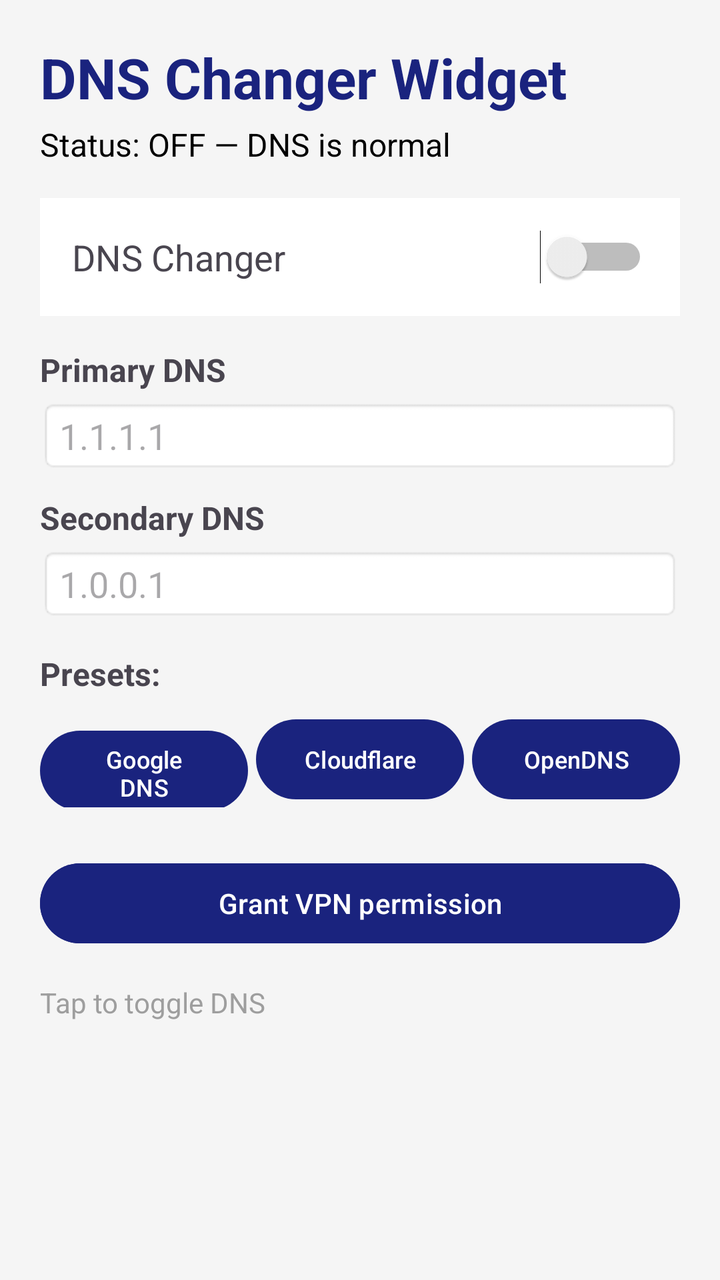
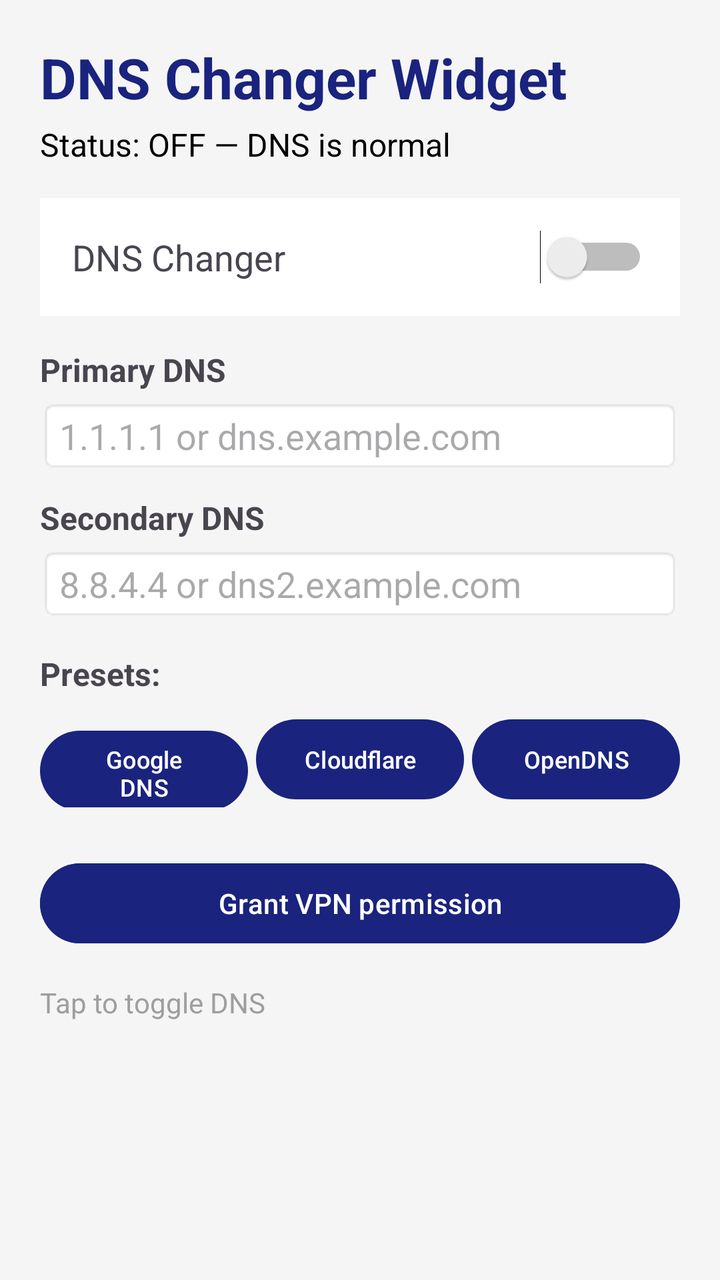

Compare the two renders of this Android layout. The source of the first and the diff that turns it into the second are given below.
<!-- AndroidManifest.xml: application theme Theme.DnsChanger -->
<!-- res/layout/activity_main.xml -->
<?xml version="1.0" encoding="utf-8"?>
<ScrollView xmlns:android="http://schemas.android.com/apk/res/android"
    android:layout_width="match_parent"
    android:layout_height="match_parent"
    android:background="@color/light_gray">

    <LinearLayout
        android:layout_width="match_parent"
        android:layout_height="wrap_content"
        android:orientation="vertical"
        android:padding="20dp">

        
        <TextView
            android:layout_width="wrap_content"
            android:layout_height="wrap_content"
            android:text="@string/app_name"
            android:textSize="28sp"
            android:textStyle="bold"
            android:textColor="@color/dark_blue"
            android:paddingBottom="4dp" />

        <TextView
            android:id="@+id/status_text"
            android:layout_width="wrap_content"
            android:layout_height="wrap_content"
            android:text="@string/status_off"
            android:textSize="16sp"
            android:textColor="@color/black"
            android:paddingBottom="16dp" />

        
        <LinearLayout
            android:layout_width="match_parent"
            android:layout_height="wrap_content"
            android:orientation="horizontal"
            android:gravity="center_vertical"
            android:background="@android:color/white"
            android:padding="16dp">

            <TextView
                android:layout_width="0dp"
                android:layout_height="wrap_content"
                android:layout_weight="1"
                android:text="@string/toggle_label"
                android:textSize="18sp" />

            <Switch
                android:id="@+id/toggle_switch"
                android:layout_width="wrap_content"
                android:layout_height="wrap_content" />
        </LinearLayout>

        <ProgressBar
            android:id="@+id/progress"
            style="?android:attr/progressBarStyle"
            android:layout_width="wrap_content"
            android:layout_height="wrap_content"
            android:layout_gravity="center_horizontal"
            android:visibility="gone" />

        
        <TextView
            android:layout_width="wrap_content"
            android:layout_height="wrap_content"
            android:text="@string/dns_primary_label"
            android:textSize="16sp"
            android:textStyle="bold"
            android:paddingTop="16dp"
            android:paddingBottom="4dp" />

        <EditText
            android:id="@+id/dns_primary"
            android:layout_width="match_parent"
            android:layout_height="wrap_content"
            android:inputType="phone"
            android:maxLines="1"
            android:hint="1.1.1.1"
            android:background="@android:drawable/editbox_background" />

        <TextView
            android:layout_width="wrap_content"
            android:layout_height="wrap_content"
            android:text="@string/dns_secondary_label"
            android:textSize="16sp"
            android:textStyle="bold"
            android:paddingTop="12dp"
            android:paddingBottom="4dp" />

        <EditText
            android:id="@+id/dns_secondary"
            android:layout_width="match_parent"
            android:layout_height="wrap_content"
            android:inputType="phone"
            android:maxLines="1"
            android:hint="1.0.0.1"
            android:background="@android:drawable/editbox_background" />

        
        <TextView
            android:layout_width="wrap_content"
            android:layout_height="wrap_content"
            android:text="Presets:"
            android:textSize="16sp"
            android:textStyle="bold"
            android:paddingTop="16dp"
            android:paddingBottom="8dp" />

        <LinearLayout
            android:layout_width="match_parent"
            android:layout_height="wrap_content"
            android:orientation="horizontal">

            <Button
                android:id="@+id/preset_google"
                android:layout_width="0dp"
                android:layout_height="48dp"
                android:layout_weight="1"
                android:text="@string/preset_google"
                android:textSize="12sp"
                android:layout_marginEnd="4dp" />

            <Button
                android:id="@+id/preset_cloudflare"
                android:layout_width="0dp"
                android:layout_height="48dp"
                android:layout_weight="1"
                android:text="@string/preset_cloudflare"
                android:textSize="12sp"
                android:layout_marginEnd="4dp" />

            <Button
                android:id="@+id/preset_opendns"
                android:layout_width="0dp"
                android:layout_height="48dp"
                android:layout_weight="1"
                android:text="@string/preset_opendns"
                android:textSize="12sp" />
        </LinearLayout>

        
        <Button
            android:id="@+id/grant_permission"
            android:layout_width="match_parent"
            android:layout_height="wrap_content"
            android:layout_marginTop="24dp"
            android:text="@string/grant_permission"
            android:backgroundTint="@color/dark_blue"
            android:textColor="@color/white" />

        
        <TextView
            android:layout_width="wrap_content"
            android:layout_height="wrap_content"
            android:text="@string/widget_hint"
            android:textSize="14sp"
            android:textColor="@color/accent_gray"
            android:paddingTop="16dp" />

    </LinearLayout>
</ScrollView>
<!-- resources referenced by this layout -->
<resources>
  <color name="accent_gray">#9E9E9E</color>
  <color name="black">#000000</color>
  <color name="dark_blue">#1A237E</color>
  <color name="light_gray">#F5F5F5</color>
  <color name="white">#FFFFFF</color>
  <string name="app_name">DNS Changer Widget</string>
  <string name="dns_primary_label">Primary DNS</string>
  <string name="dns_secondary_label">Secondary DNS</string>
  <string name="grant_permission">Grant VPN permission</string>
  <string name="preset_cloudflare">Cloudflare</string>
  <string name="preset_google">Google DNS</string>
  <string name="preset_opendns">OpenDNS</string>
  <string name="status_off">Status: OFF — DNS is normal</string>
  <string name="toggle_label">DNS Changer</string>
  <string name="widget_hint">Tap to toggle DNS</string>
  <style name="Theme.DnsChanger" parent="Theme.Material3.DayNight.NoActionBar">
          <item name="colorPrimary">@color/dark_blue</item>
          <item name="colorSecondary">@color/accent_green</item>
      </style>
  <color name="accent_green">#4CAF50</color>
</resources>

<!-- the commit's change to res/layout/activity_main.xml (unified diff, before → after) -->
@@ -73,9 +73,9 @@
             android:id="@+id/dns_primary"
             android:layout_width="match_parent"
             android:layout_height="wrap_content"
-            android:inputType="phone"
+            android:inputType="textUri"
             android:maxLines="1"
-            android:hint="1.1.1.1"
+            android:hint="1.1.1.1 or dns.example.com"
             android:background="@android:drawable/editbox_background" />
 
         <TextView
@@ -91,9 +91,9 @@
             android:id="@+id/dns_secondary"
             android:layout_width="match_parent"
             android:layout_height="wrap_content"
-            android:inputType="phone"
+            android:inputType="textUri"
             android:maxLines="1"
-            android:hint="1.0.0.1"
+            android:hint="8.8.4.4 or dns2.example.com"
             android:background="@android:drawable/editbox_background" />
 
         
